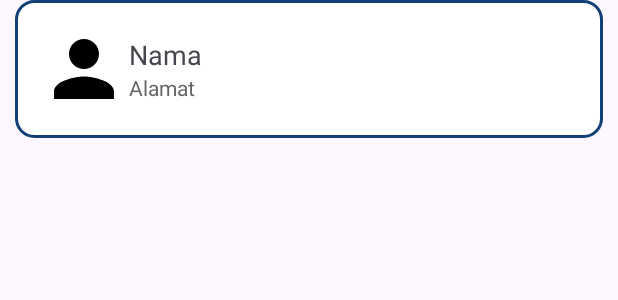
After one commit to ardiyamalik/MasjidHub, an Android app: the layout item_masjid.xml on its own in the app's theme, with its tools: preview values and no code run, on a phone screen of 412 x 824 dp. The commit adds this screen. Shown: the top 300 px of the screen. Run offline under Robolectric (Android 15) with nearby library versions, the light colour scheme and no system bars.

Commit message:
menampilkan daftar masjid (admin)

```diff
--- /dev/null
+++ b/app/src/main/java/org/d3if0140/masjidhub/Masjid.kt
@@ -0,0 +1,6 @@
+package org.d3if0140.masjidhub
+
+class Masjid (
+    val nama: String,
+    val alamat: String
+)
--- /dev/null
+++ b/app/src/main/res/layout/item_masjid.xml
@@ -0,0 +1,50 @@
+<?xml version="1.0" encoding="utf-8"?>
+<androidx.constraintlayout.widget.ConstraintLayout xmlns:android="http://schemas.android.com/apk/res/android"
+    xmlns:app="http://schemas.android.com/apk/res-auto"
+    android:layout_width="match_parent"
+    android:layout_height="wrap_content"
+    android:background="@drawable/stroke_white"
+    android:padding="16dp"
+    android:layout_marginRight="10dp"
+    android:layout_marginLeft="10dp"
+    android:layout_marginBottom="10dp">
+
+    <ImageView
+        android:id="@+id/userImageView"
+        android:layout_width="60dp"
+        android:layout_height="60dp"
+        android:layout_marginEnd="16dp"
+        android:contentDescription="@string/profil"
+        android:scaleType="centerCrop"
+        android:src="@drawable/baseline_person_black"
+        app:layout_constraintTop_toTopOf="parent"
+        app:layout_constraintStart_toStartOf="parent"
+        app:layout_constraintBottom_toBottomOf="parent" />
+
+    <LinearLayout
+        android:id="@+id/userInfoLayout"
+        android:layout_width="wrap_content"
+        android:layout_height="wrap_content"
+        android:orientation="vertical"
+        app:layout_constraintStart_toEndOf="@+id/userImageView"
+        app:layout_constraintTop_toTopOf="parent"
+        app:layout_constraintBottom_toBottomOf="parent">
+
+        <TextView
+            android:id="@+id/userNameTextView"
+            android:layout_width="wrap_content"
+            android:layout_height="wrap_content"
+            android:text="@string/nama"
+            android:textSize="18sp" />
+
+        <TextView
+            android:id="@+id/userAlamatTextView"
+            android:layout_width="wrap_content"
+            android:layout_height="wrap_content"
+            android:text="@string/alamat"
+            android:textSize="14sp"
+            android:textColor="#666666" />
+
+    </LinearLayout>
+
+</androidx.constraintlayout.widget.ConstraintLayout>
```
Also changed, not shown: app/src/main/java/org/d3if0140/masjidhub/AdminListMasjid.kt (+30 -2 lines), app/src/main/java/org/d3if0140/masjidhub/MasjidAdapter.kt (added, +31 -0 lines), app/src/main/res/layout/activity_admin_list_masjid.xml (+8 -45 lines).
